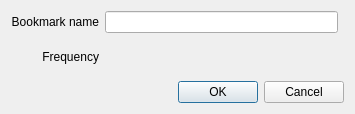
This is ui/AddBookmarkDialog.ui in BatchDrake/SigDigger as Qt 5 draws it before an edit. The edited form follows.
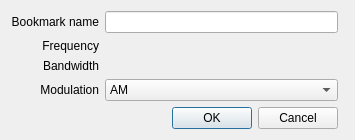
This is the edited form. Custom widgets are drawn as their Qt base class.

Commit message:
Add support for bookmark demod and bandwidth
* Add storing of modulation into bookmark file
* Add storing of bandwidht into bookmark file
 (stored as offset low/high cut freq of frequency)
* Bookmark editor updated

Issues:
* Propagating selected bookmark to gui (inspector - bandwidth, audio
  panel modulation)

Diff of the .ui file:
```diff
--- a/ui/AddBookmarkDialog.ui
+++ b/ui/AddBookmarkDialog.ui
@@ -26,23 +26,7 @@
    <bool>true</bool>
   </property>
   <layout class="QGridLayout" name="gridLayout">
-   <item row="1" column="2" colspan="2">
-    <widget class="FrequencySpinBox" name="frequencySpinBox"/>
-   </item>
-   <item row="1" column="0" colspan="2">
-    <widget class="QLabel" name="label_3">
-     <property name="text">
-      <string>Frequency</string>
-     </property>
-     <property name="alignment">
-      <set>Qt::AlignRight|Qt::AlignTrailing|Qt::AlignVCenter</set>
-     </property>
-    </widget>
-   </item>
-   <item row="0" column="3">
-    <widget class="ColorChooserButton" name="colorButton"/>
-   </item>
-   <item row="0" column="0" colspan="2">
+   <item row="0" column="0">
     <widget class="QLabel" name="label">
      <property name="text">
       <string>Bookmark name</string>
@@ -52,10 +36,46 @@
      </property>
     </widget>
    </item>
-   <item row="0" column="2">
+   <item row="0" column="1">
     <widget class="QLineEdit" name="nameEdit"/>
    </item>
-   <item row="2" column="0" colspan="4">
+   <item row="0" column="2">
+    <widget class="ColorChooserButton" name="colorButton" native="true"/>
+   </item>
+   <item row="1" column="0">
+    <widget class="QLabel" name="label_3">
+     <property name="text">
+      <string>Frequency</string>
+     </property>
+     <property name="alignment">
+      <set>Qt::AlignRight|Qt::AlignTrailing|Qt::AlignVCenter</set>
+     </property>
+    </widget>
+   </item>
+   <item row="1" column="1">
+    <widget class="FrequencySpinBox" name="frequencySpinBox" native="true"/>
+   </item>
+   <item row="2" column="0">
+    <widget class="QLabel" name="label_2">
+     <property name="text">
+      <string>Bandwidth</string>
+     </property>
+     <property name="alignment">
+      <set>Qt::AlignRight|Qt::AlignTrailing|Qt::AlignVCenter</set>
+     </property>
+    </widget>
+   </item>
+   <item row="3" column="0">
+    <widget class="QLabel" name="label_4">
+     <property name="text">
+      <string>Modulation</string>
+     </property>
+     <property name="alignment">
+      <set>Qt::AlignRight|Qt::AlignTrailing|Qt::AlignVCenter</set>
+     </property>
+    </widget>
+   </item>
+   <item row="4" column="0" colspan="2">
     <widget class="QDialogButtonBox" name="buttonBox">
      <property name="orientation">
       <enum>Qt::Horizontal</enum>
@@ -65,6 +85,36 @@
      </property>
     </widget>
    </item>
+   <item row="2" column="1">
+    <widget class="FrequencySpinBox" name="bandwidthSpinBox" native="true"/>
+   </item>
+   <item row="3" column="1">
+    <widget class="QComboBox" name="demodCombo">
+     <property name="currentText">
+      <string>AM</string>
+     </property>
+     <item>
+      <property name="text">
+       <string>AM</string>
+      </property>
+     </item>
+     <item>
+      <property name="text">
+       <string>FM</string>
+      </property>
+     </item>
+     <item>
+      <property name="text">
+       <string>USB</string>
+      </property>
+     </item>
+     <item>
+      <property name="text">
+       <string>LSB</string>
+      </property>
+     </item>
+    </widget>
+   </item>
   </layout>
  </widget>
  <customwidgets>
```
The commit also changes 12 other files.
